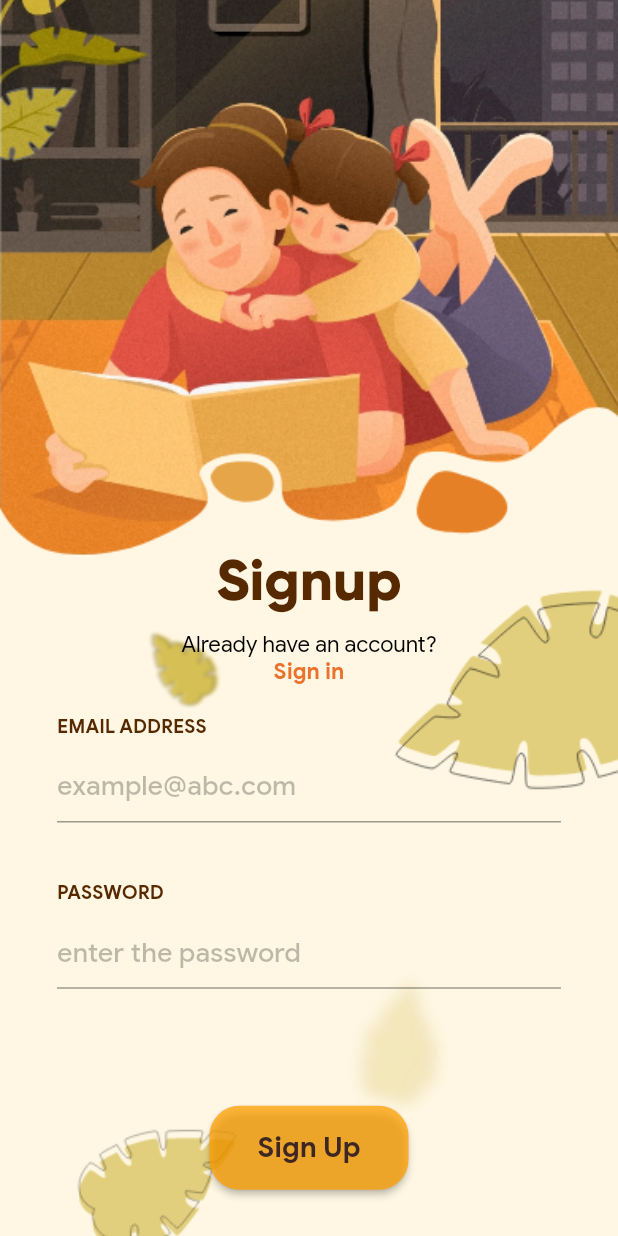
After one commit to KavinAravindhan/Uplift, a Flutter app: the SignUpEmail screen opened directly, on a phone screen of 412 x 824 dp. The commit adds this screen. Run offline on Flutter 3.47's test engine with Material 2 defaults, Android fonts, the phone set to English and light mode, and no system bars; our stand-ins replace audioplayers, cloud_firestore, firebase_auth, firebase_core, flutter_datetime_picker, flutter_tts and 1 more; accounts and stored records are empty.

Commit message:
Navigaion Done

```diff
--- a/lib/main.dart
+++ b/lib/main.dart
@@ -4,7 +4,7 @@ import 'package:cancer_app/screens/welcome/welcome.dart';
 import 'package:flutter/material.dart';
 import 'package:firebase_core/firebase_core.dart';
 
-void main() async{
+void main() async {
   WidgetsFlutterBinding.ensureInitialized();
   await Firebase.initializeApp();
   runApp(MyApp());
@@ -17,7 +17,7 @@ class MyApp extends StatelessWidget {
       title: 'Cancer App',
       debugShowCheckedModeBanner: false,
       theme: ThemeData(),
-      home: Survey(),
+      home: Login(),
     );
   }
 }
--- /dev/null
+++ b/lib/screens/login/components/signupEmail.dart
@@ -0,0 +1,194 @@
+import 'dart:ui';
+
+import 'package:cancer_app/screens/home/home.dart';
+import 'package:cancer_app/sizeConfig.dart';
+import 'package:flutter/material.dart';
+import 'package:flutter_datetime_picker/flutter_datetime_picker.dart';
+
+class SignUpEmail extends StatefulWidget {
+  const SignUpEmail({Key? key}) : super(key: key);
+
+  @override
+  _SignUpEmailState createState() => _SignUpEmailState();
+}
+
+class _SignUpEmailState extends State<SignUpEmail> {
+  String email = "";
+  String password = "";
+  bool _switchIsOn = false;
+  Color maleTextColor = Colors.blue;
+  Color femaleTextColor = Colors.grey;
+
+  @override
+  Widget build(BuildContext context) {
+    SizeConfig().init(context);
+    return Scaffold(
+      body: Stack(
+        children: [
+          Container(
+            width: double.infinity,
+            height: double.infinity,
+            child: Image(
+              image: AssetImage("assets/welcome/BG/BG.png"),
+              fit: BoxFit.cover,
+            ),
+          ),
+          Container(
+            width: double.infinity,
+            padding: EdgeInsets.symmetric(
+                horizontal: getProportionateScreenWidth(36)),
+            child: Column(
+              crossAxisAlignment: CrossAxisAlignment.start,
+              children: [
+                SizedBox(
+                  height: getProportionateScreenHeight(373),
+                ),
+                Center(
+                  child: Text(
+                    "Signup",
+                    style: TextStyle(
+                        color: Color(0xFF562900),
+                        fontFamily: "Gilroy",
+                        fontSize: getProportionateScreenWidth(36),
+                        fontWeight: FontWeight.bold),
+                  ),
+                ),
+                SizedBox(
+                  height: getProportionateScreenHeight(10),
+                ),
+                Center(
+                  child: GestureDetector(
+                    onTap: () {},
+                    child: RichText(
+                        textAlign: TextAlign.center,
+                        text: TextSpan(
+                          children: [
+                            TextSpan(
+                              text: "Already have an account?\n",
+                              style: TextStyle(
+                                  color: Colors.black,
+                                  fontFamily: "Google Sans",
+                                  fontSize: getProportionateScreenWidth(14),
+                                  fontWeight: FontWeight.w200),
+                            ),
+                            TextSpan(
+                              text: "Sign in",
+                              style: TextStyle(
+                                  color: Colors.orange[900]?.withOpacity(0.8),
+                                  fontFamily: "Google Sans",
+                                  fontSize: getProportionateScreenWidth(14),
+                                  fontWeight: FontWeight.bold),
+                            ),
+                          ],
+                        )),
+                  ),
+                ),
+                SizedBox(
+                  height: getProportionateScreenHeight(20),
+                ),
+                Text(
+                  "EMAIL ADDRESS",
+                  textAlign: TextAlign.center,
+                  style: TextStyle(
+                      color: Color(0xFF562900),
+                      fontFamily: "Google Sans",
+                      fontSize: getProportionateScreenWidth(12),
+                      fontWeight: FontWeight.bold),
+                ),
+                SizedBox(height: getProportionateScreenHeight(8)),
+                TextField(
+                  onChanged: (String text) {
+                    setState(() {
+                      email = text;
+                    });
+                  },
+                  decoration: const InputDecoration(
+                    labelStyle: TextStyle(
+                        color: Colors.black,
+                        fontFamily: "Google Sans",
+                        fontSize: 18,
+                        fontWeight: FontWeight.w500),
+                    hintText: 'example@abc.com',
+                    hintStyle: TextStyle(
+                        color: Colors.black26,
+                        fontFamily: "Google Sans",
+                        fontSize: 18,
+                        fontWeight: FontWeight.w500),
+                  ),
+                ),
+                SizedBox(
+                  height: getProportionateScreenHeight(40),
+                ),
+                Text(
+                  "PASSWORD",
+                  textAlign: TextAlign.center,
+                  style: TextStyle(
+                      color: Color(0xFF562900),
+                      fontFamily: "Google Sans",
+                      fontSize: getProportionateScreenWidth(12),
+                      fontWeight: FontWeight.bold),
+                ),
+                SizedBox(height: getProportionateScreenHeight(8)),
+                TextField(
+                  onChanged: (String text) {
+                    setState(() {
+                      password = text;
+                    });
+                  },
+                  obscureText: true,
+                  decoration: const InputDecoration(
+                    labelStyle: TextStyle(
+                        color: Colors.black,
+                        fontFamily: "Google Sans",
+                        fontSize: 18,
+                        fontWeight: FontWeight.w500),
+                    hintText: 'enter the password',
+                    hintStyle: TextStyle(
+                        color: Colors.black26,
+                        fontFamily: "Google Sans",
+                        fontSize: 18,
+                        fontWeight: FontWeight.w500),
+                  ),
+                ),
+                SizedBox(
+                  height: getProportionateScreenHeight(20),
+                ),
+                SizedBox(
+                  height: getProportionateScreenHeight(60),
+                ),
+                Center(
+                  child: ElevatedButton(
+                    child: Padding(
+                      padding: const EdgeInsets.all(16.0),
+                      child: Text(
+                        "Sign Up",
+                        style: TextStyle(
+                            color: Colors.brown[900],
+                            fontFamily: "Google Sans",
+                            fontSize: getProportionateScreenWidth(18),
+                            fontWeight: FontWeight.bold),
+                      ),
+                    ),
+                    onPressed: () {
+                      // ---------------------Firebase here--------------------------
+                      Navigator.pushReplacement(context,
+                          MaterialPageRoute(builder: (context) => Home()));
+                    },
+                    style: ElevatedButton.styleFrom(
+                      primary: Colors.amber[700]?.withOpacity(0.75),
+                      shape: RoundedRectangleBorder(
+                          borderRadius: BorderRadius.circular(20)),
+                    ),
+                  ),
+                ),
+                SizedBox(
+                  height: getProportionateScreenHeight(20),
+                ),
+              ],
+            ),
+          ),
+        ],
+      ),
+    );
+  }
+}
--- a/pubspec.yaml
+++ b/pubspec.yaml
@@ -60,6 +60,8 @@ flutter:
     - assets/welcome/BG/
     - assets/welcome/MuteTextBG/
     - assets/survey/GIFs/Lung/1.gif/1.gif
+    - assets/welcome/Login1/
+    - assets/survey/Form/
 
 
   # An image asset can refer to one or more resolution-specific "variants", see
```
Also changed, not shown: lib/screens/home/home.dart (added, +63 -0 lines), lib/screens/login/components/signup.dart (+21 -7 lines), lib/screens/login/login.dart (+40 -24 lines), lib/screens/survey/components/successfullySubmitted.dart (added, +52 -0 lines), lib/screens/survey/survey.dart (+24 -15 lines).
